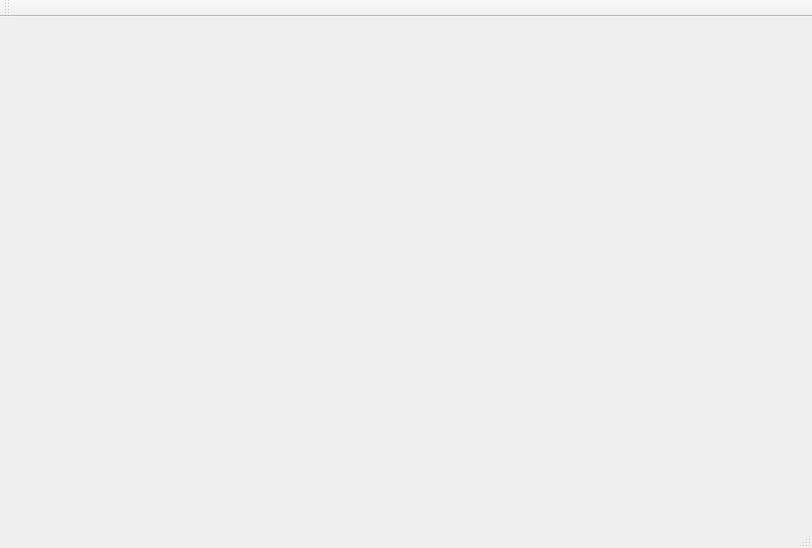
First picture: the form in VisualForMilanRF/RangeTableValue.ui, repository AnatolySolovyev12/VisualForMilanRF, before the edit.
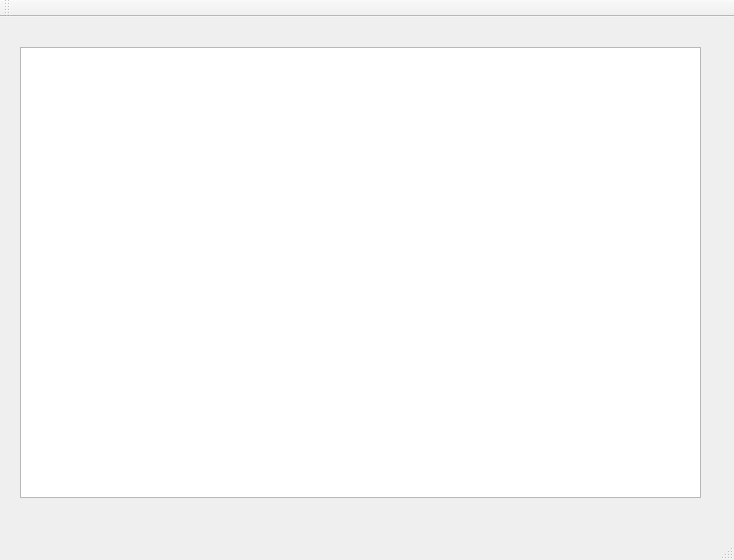
Second picture: the form after the edit.

What changed in the file:
```diff
--- a/VisualForMilanRF/RangeTableValue.ui
+++ b/VisualForMilanRF/RangeTableValue.ui
@@ -6,8 +6,8 @@
    <rect>
     <x>0</x>
     <y>0</y>
-    <width>812</width>
-    <height>548</height>
+    <width>734</width>
+    <height>560</height>
    </rect>
   </property>
   <property name="minimumSize">
@@ -19,7 +19,18 @@
   <property name="windowTitle">
    <string>RangeTableValue</string>
   </property>
-  <widget class="QWidget" name="centralWidget"/>
+  <widget class="QWidget" name="centralWidget">
+   <widget class="QTableView" name="tableView">
+    <property name="geometry">
+     <rect>
+      <x>20</x>
+      <y>30</y>
+      <width>681</width>
+      <height>451</height>
+     </rect>
+    </property>
+   </widget>
+  </widget>
   <widget class="QMenuBar" name="menuBar">
    <property name="geometry">
     <rect>
```
Left out of the diff: 2 changed lines with no effect on the pictures.
